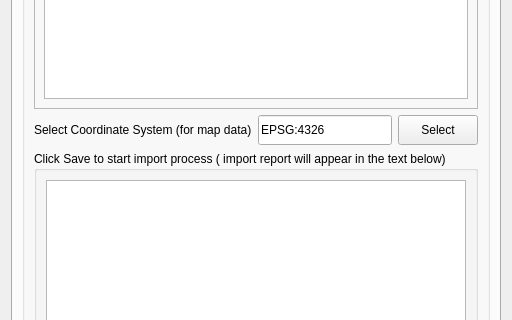
This is ui/ui_geoodk_import.ui in gltn/stdm as Qt 5 draws it before an edit; both pictures show x 0 to 512 and y 255 to 575 of the 512 by 700 pixel window. The edited form follows.
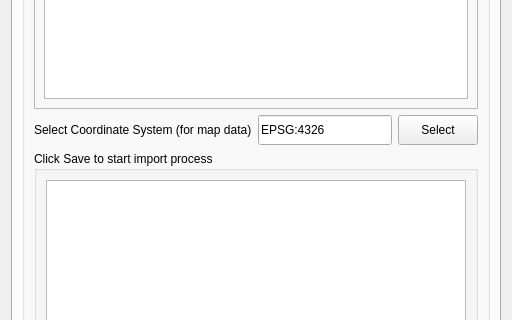
This is the edited form.

The edit to the form file:
```diff
--- a/ui/ui_geoodk_import.ui
+++ b/ui/ui_geoodk_import.ui
@@ -61,7 +61,7 @@
           <item row="3" column="0">
            <widget class="QGroupBox" name="groupBox_2">
             <property name="title">
-             <string>Click Save to start import process ( import report will appear in the text below)</string>
+             <string>Click Save to start import process</string>
             </property>
             <layout class="QGridLayout" name="gridLayout_5">
              <item row="2" column="0">
```
